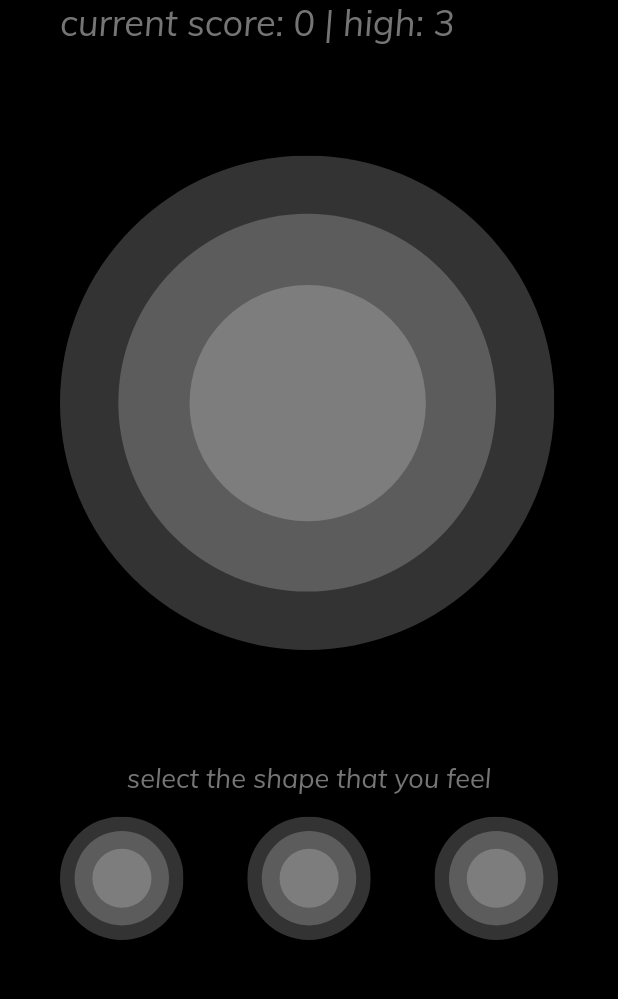
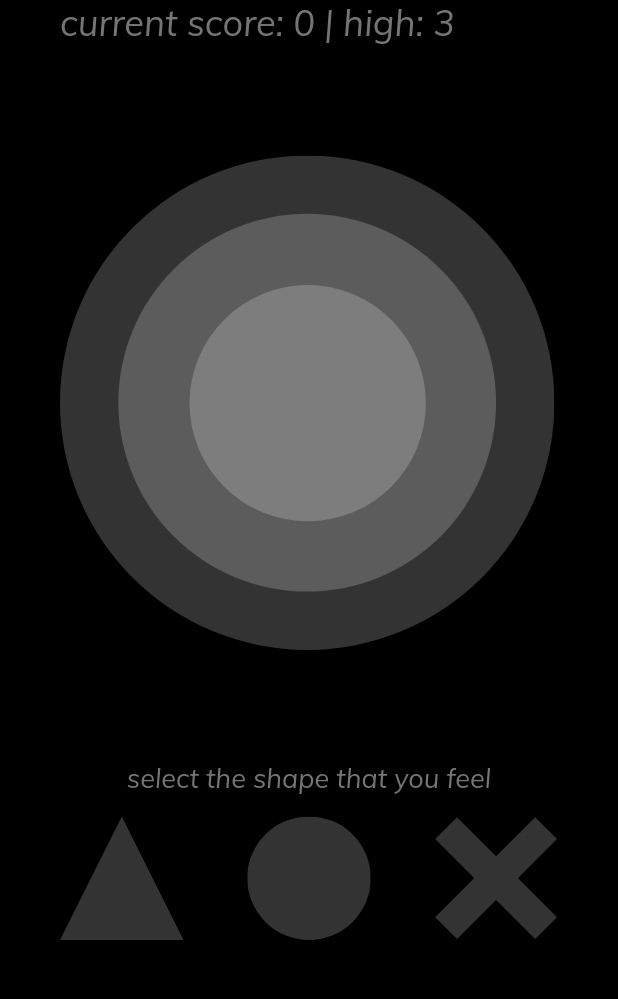
Before and after one commit to RisingStack/shapeblinder, a Flutter app: the Game screen opened by its route, on a phone screen of 412 x 824 dp, the part 236-1235 px from its top. Run offline on Flutter 3.47's test engine with Material 2 defaults, Android fonts, the phone set to English and light mode, and no system bars; our stand-ins replace flutter_svg.

Commit message:
logo, assets, lost screen

```diff
--- a/lib/ui/screens/Game.dart
+++ b/lib/ui/screens/Game.dart
@@ -10,6 +10,11 @@ class Game extends StatefulWidget {
 
 class _GameState extends State<Game> {
   int point;
+
+  void guess(int index) {
+    print("guess: $index");
+    Navigator.pushNamed(context, "/lost");
+  }
 
   void generateRound() {}
 
@@ -33,15 +38,22 @@ class _GameState extends State<Game> {
               Spacer(),
               // receive hero cross-screen animation for title
               Logo(
-                subtitleText: "current score: 0 | high: 3",
+                title: "shapeblinder",
+                subtitle: "current score: 0 | high: 3",
               ),
               Spacer(),
               Container(
                 height: width / 1.25,
                 width: width / 1.25,
+                child: GestureDetector(
+                  behavior: HitTestBehavior.deferToChild,
+                  onTap: () {
+                    print("hi");
+                  },
                   child: SvgPicture.asset(
                     "assets/svg/tap.svg",
                     semanticsLabel: 'tap icon',
+                  ),
                 ),
               ),
               Spacer(),
@@ -58,7 +70,9 @@ class _GameState extends State<Game> {
               Container(
                 height: 14,
               ),
-              Row(
+              Opacity(
+                opacity: 0.2,
+                child: Row(
                   mainAxisAlignment: MainAxisAlignment.spaceBetween,
                   crossAxisAlignment: CrossAxisAlignment.end,
                   children: <Widget>[
@@ -66,9 +80,10 @@ class _GameState extends State<Game> {
                       height: width / 5,
                       width: width / 5,
                       child: GestureDetector(
+                        onTap: () => guess(1),
                         child: SvgPicture.asset(
-                        "assets/svg/tap.svg",
-                        semanticsLabel: 'tap icon',
+                          "assets/svg/triangle.svg",
+                          semanticsLabel: 'arc icon',
                         ),
                       ),
                     ),
@@ -76,9 +91,10 @@ class _GameState extends State<Game> {
                       height: width / 5,
                       width: width / 5,
                       child: GestureDetector(
+                        onTap: () => guess(2),
                         child: SvgPicture.asset(
-                        "assets/svg/tap.svg",
-                        semanticsLabel: 'tap icon',
+                          "assets/svg/circle.svg",
+                          semanticsLabel: 'circle icon',
                         ),
                       ),
                     ),
@@ -86,13 +102,15 @@ class _GameState extends State<Game> {
                       height: width / 5,
                       width: width / 5,
                       child: GestureDetector(
+                        onTap: () => guess(3),
                         child: SvgPicture.asset(
-                        "assets/svg/tap.svg",
-                        semanticsLabel: 'tap icon',
+                          "assets/svg/cross.svg",
+                          semanticsLabel: 'cross icon',
                         ),
                       ),
                     ),
                   ],
+                ),
               ),
             ],
           ),
--- a/lib/ui/screens/Home.dart
+++ b/lib/ui/screens/Home.dart
@@ -29,7 +29,8 @@ class Home extends StatelessWidget {
                 ),
                 // add hero cross-screen animation for title
                 Logo(
-                  subtitleText: "a game with the lights off",
+                  title: "shapeblinder",
+                  subtitle: "a game with the lights off",
                 ),
                 Spacer(),
                 Center(
--- a/lib/ui/widgets/Logo.dart
+++ b/lib/ui/widgets/Logo.dart
@@ -1,9 +1,10 @@
 import "package:flutter/material.dart";
 
 class Logo extends StatelessWidget {
-  Logo({this.subtitleText});
+  Logo({this.title, this.subtitle});
 
-  final String subtitleText;
+  final String title;
+  final String subtitle;
 
   @override
   Widget build(BuildContext context) {
@@ -17,7 +18,7 @@ class Logo extends StatelessWidget {
             crossAxisAlignment: CrossAxisAlignment.start,
             children: <Widget>[
               Text(
-                "shapeblinder",
+                title,
                 style: TextStyle(
                   fontWeight: FontWeight.bold,
                   fontSize: 34.0,
@@ -25,7 +26,7 @@ class Logo extends StatelessWidget {
                 ),
               ),
               Text(
-                subtitleText,
+                subtitle,
                 style: TextStyle(
                   fontSize: 24.0,
                   // The Color.xy[n] gets a specific shade of the color
```
Also changed, not shown: lib/ui/screens/Lost.dart (+65 -2 lines), pubspec.yaml (+16 -0 lines), assets/logo.png (added), assets/svg/arc.svg (added), assets/svg/circle.svg (added), assets/svg/cross.svg (added), assets/svg/donut.svg (added), assets/svg/line.svg (added), assets/svg/oval.svg (added), assets/svg/r-square.svg (added), assets/svg/square.svg (added), assets/svg/triangle.svg (added), pubspec.lock, 27 other files. Lines whose indentation alone changed are shown as unchanged.
